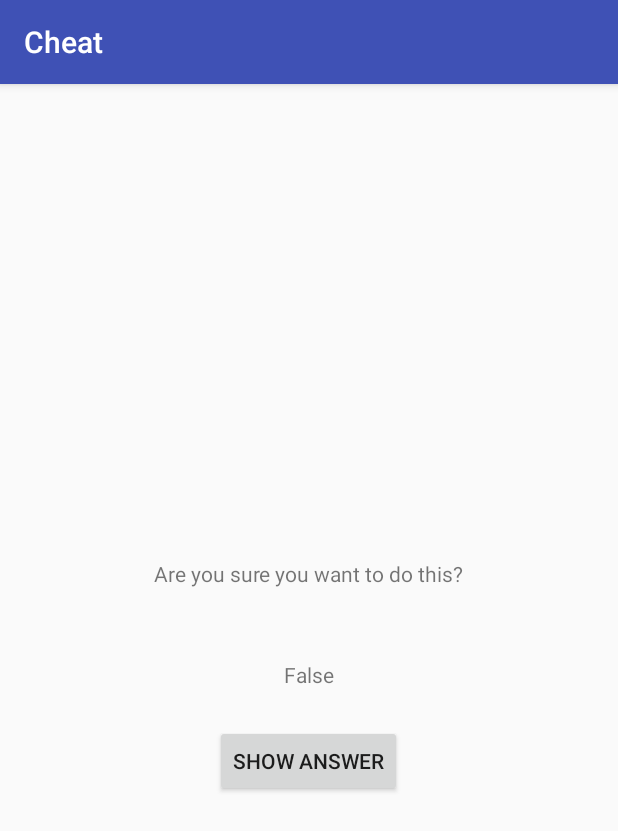
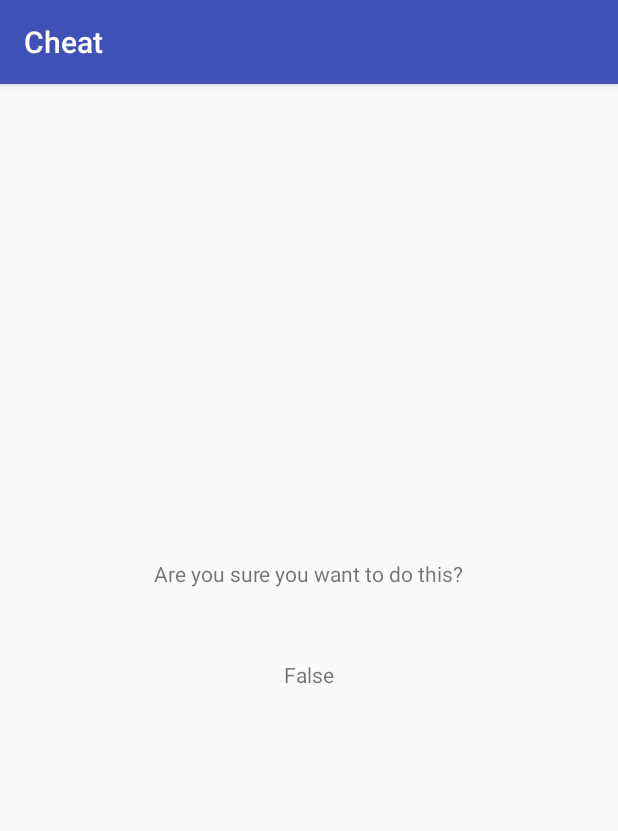
Before and after one commit to meishaoming/trivialcode, an Android app: the CheatActivity screen opened directly, with no data from a screen before it, after a tap on "SHOW ANSWER", on a phone screen of 412 x 824 dp. Shown: the top 831 px of the screen. Run offline under Robolectric (Android 15) with nearby library versions, the phone set to English and light mode, and no system bars.

Commit message:
新增：Android编程权威指南（第2版）第六章例子

```diff
--- a/android/GeoQuiz/app/src/main/java/com/sammei/geoquiz/CheatActivity.java
+++ b/android/GeoQuiz/app/src/main/java/com/sammei/geoquiz/CheatActivity.java
@@ -1,10 +1,14 @@
 package com.sammei.geoquiz;
 
+import android.animation.Animator;
+import android.animation.AnimatorListenerAdapter;
 import android.content.Context;
 import android.content.Intent;
+import android.os.Build;
 import android.os.Bundle;
 import android.support.v7.app.AppCompatActivity;
 import android.view.View;
+import android.view.ViewAnimationUtils;
 import android.widget.Button;
 import android.widget.TextView;
 
@@ -47,6 +51,28 @@
                 }
 
                 setAnswerShownResult(true);
+
+                if (Build.VERSION.SDK_INT >= Build.VERSION_CODES.LOLLIPOP) {
+
+                    int cx = mShowAnswer.getWidth() / 2;
+                    int cy = mShowAnswer.getHeight() / 2;
+                    float radius = mShowAnswer.getWidth();
+                    Animator anim = ViewAnimationUtils.createCircularReveal(mShowAnswer, cx, cy, radius, 0);
+                    anim.addListener(new AnimatorListenerAdapter() {
+
+                        @Override
+                        public void onAnimationEnd(Animator animator) {
+                            super.onAnimationEnd(animator);
+                            mAnswerTextView.setVisibility(View.VISIBLE);
+                            mShowAnswer.setVisibility(View.INVISIBLE);
+                        }
+
+                    });
+                    anim.start();
+                } else {
+                    mAnswerTextView.setVisibility(View.VISIBLE);
+                    mShowAnswer.setVisibility(View.INVISIBLE);
+                }
             }
         });
 
```
